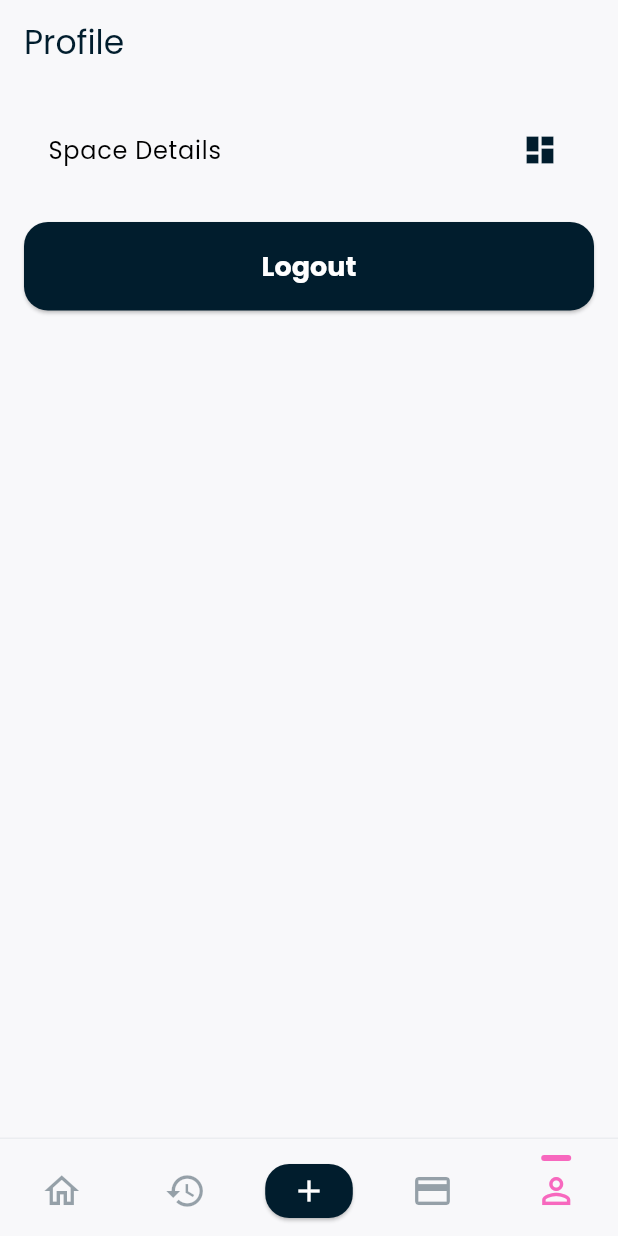
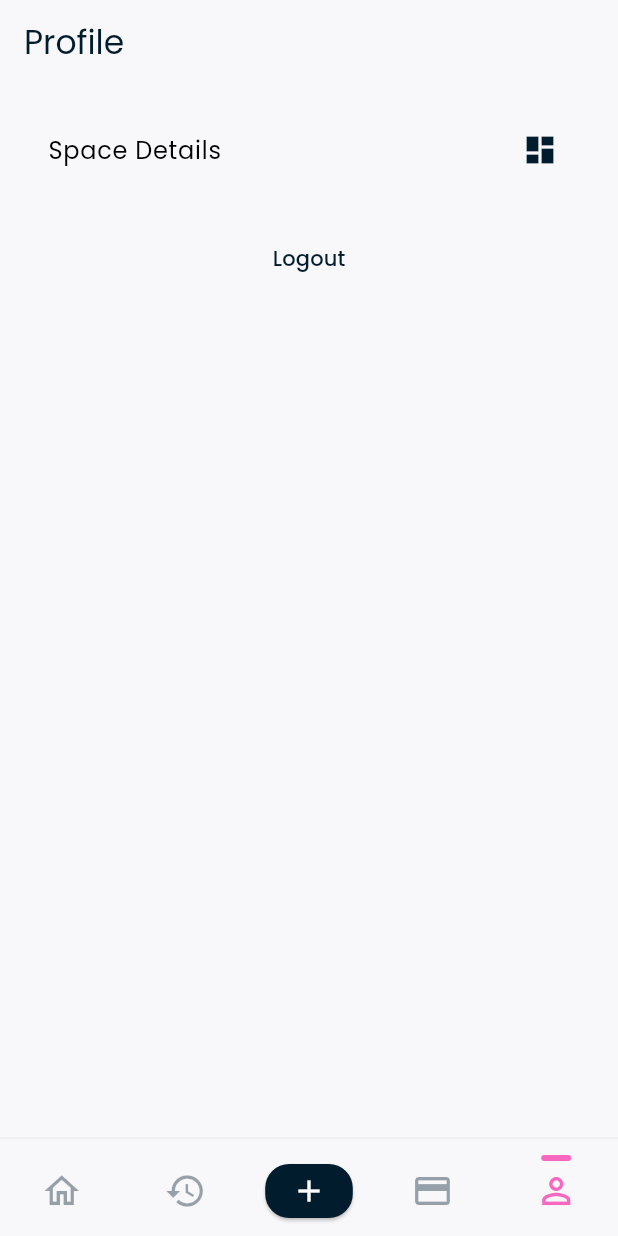
Before and after one commit to henriquezanfa/our_budget, a Flutter app: the ProfilePage screen opened by its route, on a phone screen of 412 x 824 dp. Run offline on Flutter 3.47's test engine with Material 3 defaults, Android fonts, the light colour scheme and no system bars; our stand-ins replace bloc, cloud_firestore, firebase_auth, firebase_core, flutter_bloc, fpdart and 5 more; accounts and stored records are empty; generated files the repository leaves out were written again; statements that could not run were skipped.

Commit message:
refactor: make logout a text button

```diff
--- a/packages/app/lib/features/profile/presentation/ui/profile_page.dart
+++ b/packages/app/lib/features/profile/presentation/ui/profile_page.dart
@@ -23,7 +23,7 @@ class ProfilePage extends StatelessWidget {
           ),
         ),
         SliverToBoxAdapter(
-          child: OBElevatedButton(
+          child: OBTextButton(
             text: 'Logout',
             onPressed: () {
               FirebaseAuth.instance.signOut().then((_) {
```
